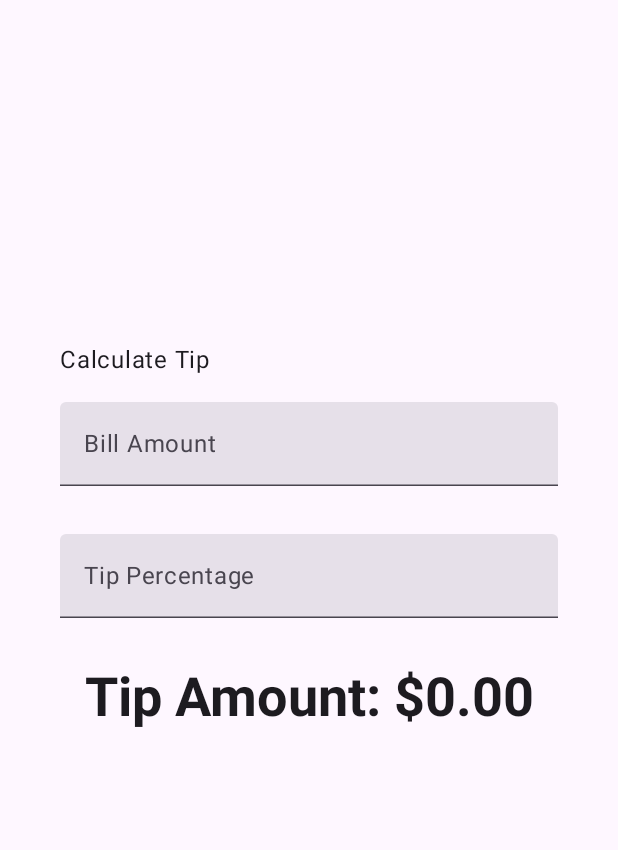
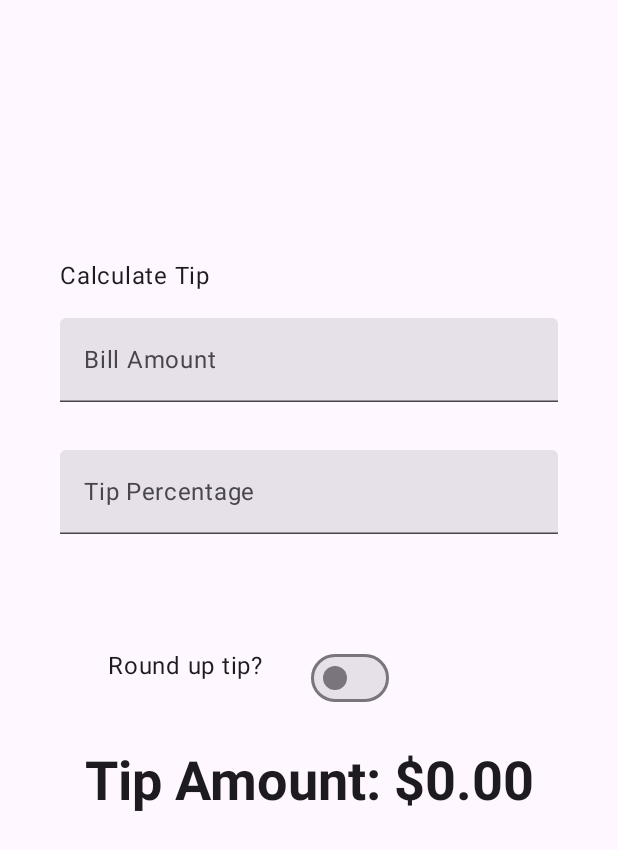
Before and after one commit to AlibekDeveloper/Tip-Time, an Android app built with Jetpack Compose: the screen it shows after launch (MainActivity), on a phone screen of 412 x 824 dp. Shown: the top 850 px of the screen. Run offline under Robolectric (Android 15) with nearby library versions, the phone set to English and light mode, and no system bars.

```diff
--- a/app/src/main/java/com/example/tiptime/MainActivity.kt
+++ b/app/src/main/java/com/example/tiptime/MainActivity.kt
@@ -7,16 +7,20 @@ import androidx.activity.enableEdgeToEdge
 import androidx.annotation.StringRes
 import androidx.compose.foundation.layout.Arrangement
 import androidx.compose.foundation.layout.Column
+import androidx.compose.foundation.layout.Row
 import androidx.compose.foundation.layout.Spacer
 import androidx.compose.foundation.layout.fillMaxSize
 import androidx.compose.foundation.layout.fillMaxWidth
 import androidx.compose.foundation.layout.height
 import androidx.compose.foundation.layout.padding
 import androidx.compose.foundation.layout.safeDrawingPadding
+import androidx.compose.foundation.layout.size
 import androidx.compose.foundation.layout.statusBarsPadding
+import androidx.compose.foundation.layout.wrapContentWidth
 import androidx.compose.foundation.text.KeyboardOptions
 import androidx.compose.material3.MaterialTheme
 import androidx.compose.material3.Surface
+import androidx.compose.material3.Switch
 import androidx.compose.material3.Text
 import androidx.compose.material3.TextField
 import androidx.compose.runtime.Composable
@@ -56,6 +60,7 @@ class MainActivity : ComponentActivity() {
 fun TipTimeLayout() {
     var amountInput by remember { mutableStateOf("") }
     var tipInput by remember { mutableStateOf("") }
+    var roundUp by remember { mutableStateOf(false) }
     val tipPercent = tipInput.toDoubleOrNull() ?: 0.0
     val amount = amountInput.toDoubleOrNull() ?: 0.0
     val tip = calculateTip(amount, tipPercent)
@@ -78,8 +83,7 @@ fun TipTimeLayout() {
             label = R.string.bill_amount,
             value = amountInput,
             keyboardOptions = KeyboardOptions.Default.copy(
-                keyboardType = KeyboardType.Number,
-                imeAction = ImeAction.Next
+                keyboardType = KeyboardType.Number, imeAction = ImeAction.Next
             ),
             onValueChange = { amountInput = it },
             modifier = Modifier
@@ -90,8 +94,7 @@ fun TipTimeLayout() {
         EditNumberField(
             label = R.string.how_was_the_service,
             keyboardOptions = KeyboardOptions.Default.copy(
-                keyboardType = KeyboardType.Number,
-                imeAction = ImeAction.Done
+                keyboardType = KeyboardType.Number, imeAction = ImeAction.Done
             ),
             value = tipInput,
             onValueChange = { tipInput = it },
@@ -99,12 +102,11 @@ fun TipTimeLayout() {
                 .padding(bottom = 32.dp)
                 .fillMaxWidth()
         )
-
-//        Text(
-//            text = stringResource(id = R.string.round_up_tip),
-//            style = MaterialTheme.typography.bodySmall
-//        )
-
+        RoundTheTipRow(
+            roundUp = roundUp,
+            onRoundUpChanged = { roundUp = it },
+            modifier = Modifier.padding(32.dp)
+        )
         Text(
             text = stringResource(R.string.tip_amount, tip),
             style = MaterialTheme.typography.displaySmall
@@ -131,6 +133,30 @@ fun EditNumberField(
     )
 }
 
+@Composable
+fun RoundTheTipRow(
+    roundUp: Boolean,
+    onRoundUpChanged: (Boolean) -> Unit,
+    modifier: Modifier
+) {
+    Row(
+        modifier = modifier
+            .fillMaxWidth()
+            .size(48.dp),
+        verticalAlignment = Alignment.CenterVertically,
+    ) {
+        Text(
+            text = stringResource(R.string.round_up_tip)
+        )
+        Switch(
+            checked = roundUp,
+            onCheckedChange = onRoundUpChanged,
+            modifier = modifier
+                .wrapContentWidth(Alignment.End),
+        )
+    }
+}
+
 private fun calculateTip(amount: Double, tipPercent: Double = 15.0): String {
     val tip = tipPercent / 100 * amount
     return NumberFormat.getCurrencyInstance().format(tip)
```
